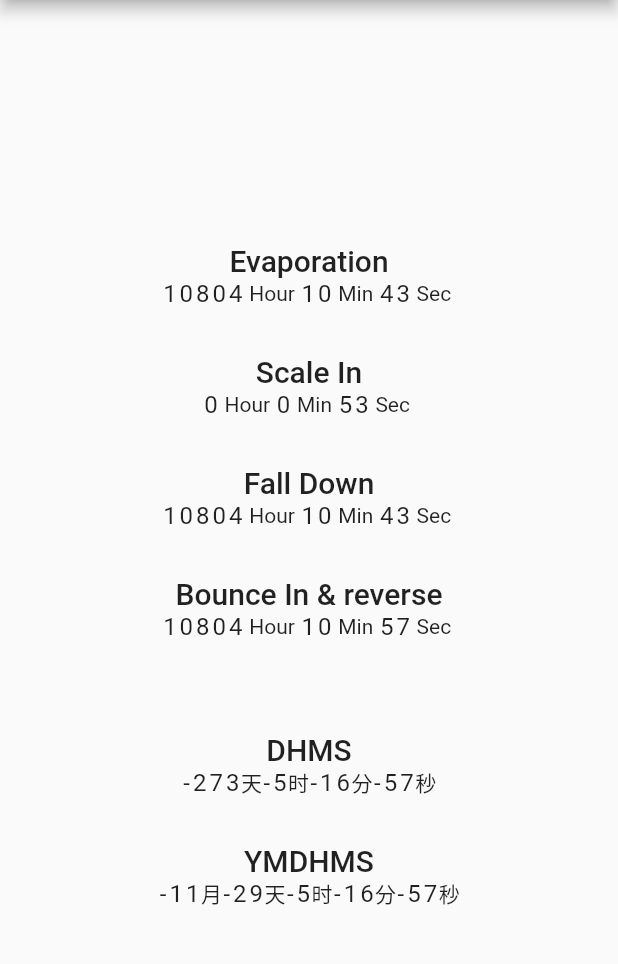
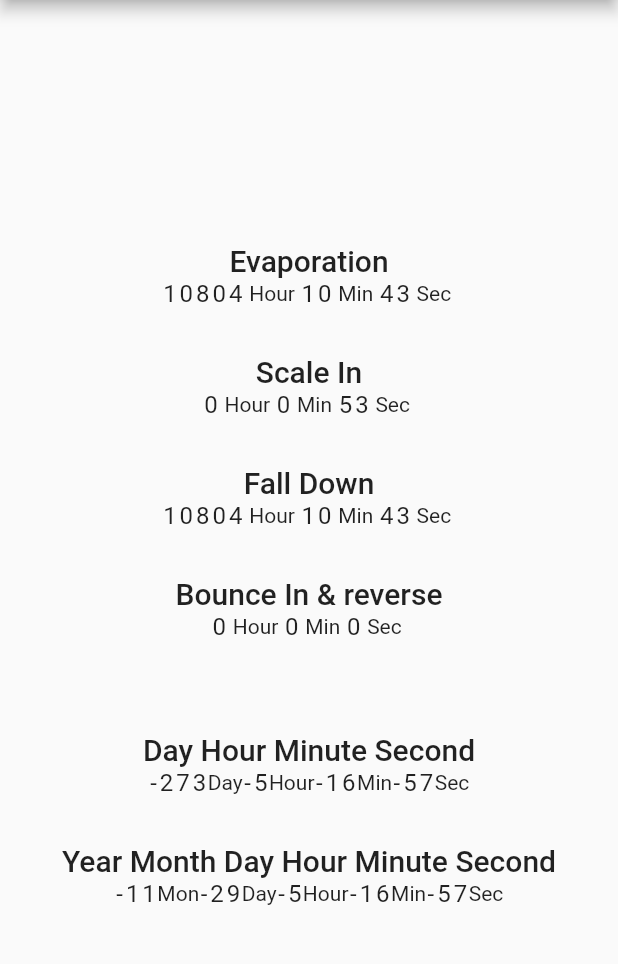
Before and after one commit to windswrold/animate_countdown_text, a Flutter app: the screen it shows after launch, on a phone screen of 412 x 824 dp, the part 84-1048 px from its top. Run offline on Flutter 3.47's test engine with Material 2 defaults, Android fonts, the phone set to English and light mode, and no system bars; our stand-ins replace animate_do.

Commit message:
release V1.0.0

```diff
--- a/example/lib/main.dart
+++ b/example/lib/main.dart
@@ -62,11 +62,13 @@ class _MyHomePageState extends State<MyHomePage> {
                 animationType: AnimationType.fallDown),
             SizedBox(height: 30),
             Text("Bounce In & reverse", style: Theme.of(context).textTheme.headline6),
-            AnimateCountdownText.reverse(
-                initDuration: Duration(days: 450, hours: 4, minutes: 10, seconds: 50),
-                format: _formatHMS,
-                characterTextStyle: TextStyle(fontSize: 16),
-                animationType: AnimationType.bounceIn),
+            AnimateCountdownText(
+              initDuration: Duration(days: 450, hours: 4, minutes: 10, seconds: 50),
+              format: _formatHMS,
+              characterTextStyle: TextStyle(fontSize: 16),
+              animationType: AnimationType.bounceIn,
+              reverse: true,
+            ),
             SizedBox(height: 30),
             // Text("YMD", style: Theme.of(context).textTheme.headline6),
             // AnimateCountdownText(
@@ -75,7 +77,7 @@ class _MyHomePageState extends State<MyHomePage> {
             //     characterTextStyle: TextStyle(fontSize: 16),
             //     animationType: AnimationType.bounceIn),
             SizedBox(height: 30),
-            Text("DHMS", style: Theme.of(context).textTheme.headline6),
+            Text("Day Hour Minute Second", style: Theme.of(context).textTheme.headline6),
             AnimateCountdownText(
                 dateTime: DateTime(2020, 7, 16, 5, 13, 10),
                 format: (duration) => _formatDHMS(duration, false),
@@ -83,7 +85,7 @@ class _MyHomePageState extends State<MyHomePage> {
                 expireDuration: null,
                 animationType: AnimationType.bounceIn),
             SizedBox(height: 30),
-            Text("YMDHMS", style: Theme.of(context).textTheme.headline6),
+            Text("Year Month Day Hour Minute Second", style: Theme.of(context).textTheme.headline6),
             AnimateCountdownText(
                 dateTime: DateTime(2020, 4, 16, 5, 13, 10),
                 format: (duration) => _formatYMDHMS(duration, false),
@@ -118,13 +120,13 @@ class _MyHomePageState extends State<MyHomePage> {
     bool secondExist = format[3] != 0;
     return DurationFormat(
       day: dayExist ? "${format[0]}" : null,
-      daySuffix: "天",
+      daySuffix: "Day",
       hour: hourExist ? "${format[1]}" : null,
-      hourSuffix: "时",
+      hourSuffix: "Hour",
       minute: minuteExist ? "${format[2]}" : null,
-      minuteSuffix: "分",
+      minuteSuffix: "Min",
       second: secondExist ? "${format[3]}" : null,
-      secondSuffix: "秒",
+      secondSuffix: "Sec",
     );
   }
 
@@ -139,21 +141,21 @@ class _MyHomePageState extends State<MyHomePage> {
     bool timeUp = !yearExist && !monthExist && !dayExist && !hourExist && !minuteExist && !secondExist;
     return DurationFormat(
       year: yearExist ? "${format[0]}" : null,
-      yearSuffix: "年",
+      yearSuffix: "Year",
       month: monthExist ? "${format[1]}" : null,
-      monthSuffix: "月",
+      monthSuffix: "Mon",
       day: dayExist ? "${format[2]}" : null,
-      daySuffix: "天",
+      daySuffix: "Day",
       hour: hourExist ? "${format[3]}" : null,
-      hourSuffix: "时",
+      hourSuffix: "Hour",
       minute: minuteExist ? "${format[4]}" : null,
-      minuteSuffix: "分",
+      minuteSuffix: "Min",
       second: timeUp
           ? "0"
           : secondExist
               ? "${format[5]}"
               : null,
-      secondSuffix: "秒",
+      secondSuffix: "Sec",
     );
   }
 }
--- a/lib/animate_countdown_text.dart
+++ b/lib/animate_countdown_text.dart
@@ -35,23 +35,6 @@ class AnimateCountdownText extends StatefulWidget {
       this.animationBuilder,
       this.reverse = false})
       : assert(initDuration != null || dateTime != null, "One of initDuration and dateTime must not be null"),
-        super(key: key);
-
-  AnimateCountdownText.reverse(
-      {Key? key,
-      this.initDuration,
-      this.dateTime,
-      required this.format,
-      this.expireDuration,
-      this.animationType = AnimationType.evaporation,
-      this.characterTextStyle = const TextStyle(),
-      this.suffixTextStyle = const TextStyle(),
-      this.interval = const Duration(seconds: 1),
-      this.onDone,
-      this.characterPadding = const EdgeInsets.all(1),
-      this.animationBuilder})
-      : this.reverse = true,
-        assert(initDuration != null || dateTime != null, "One of initDuration and dateTime must not be null"),
         super(key: key);
 
   /// Init duration
```
Also changed, not shown: 2 other files.
